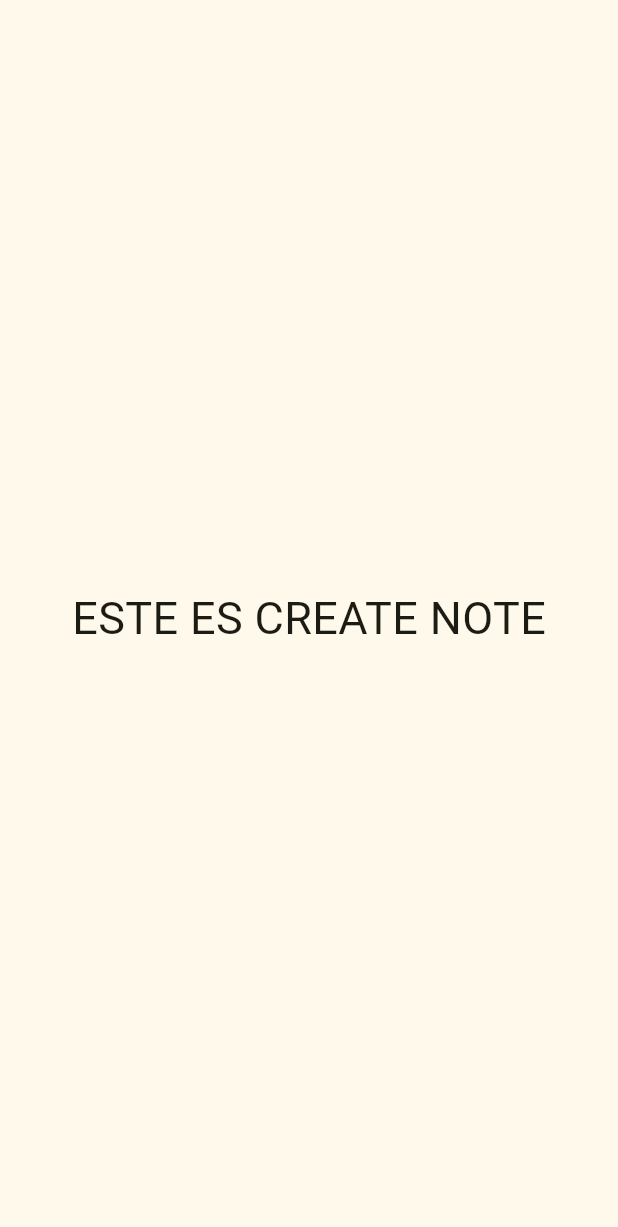
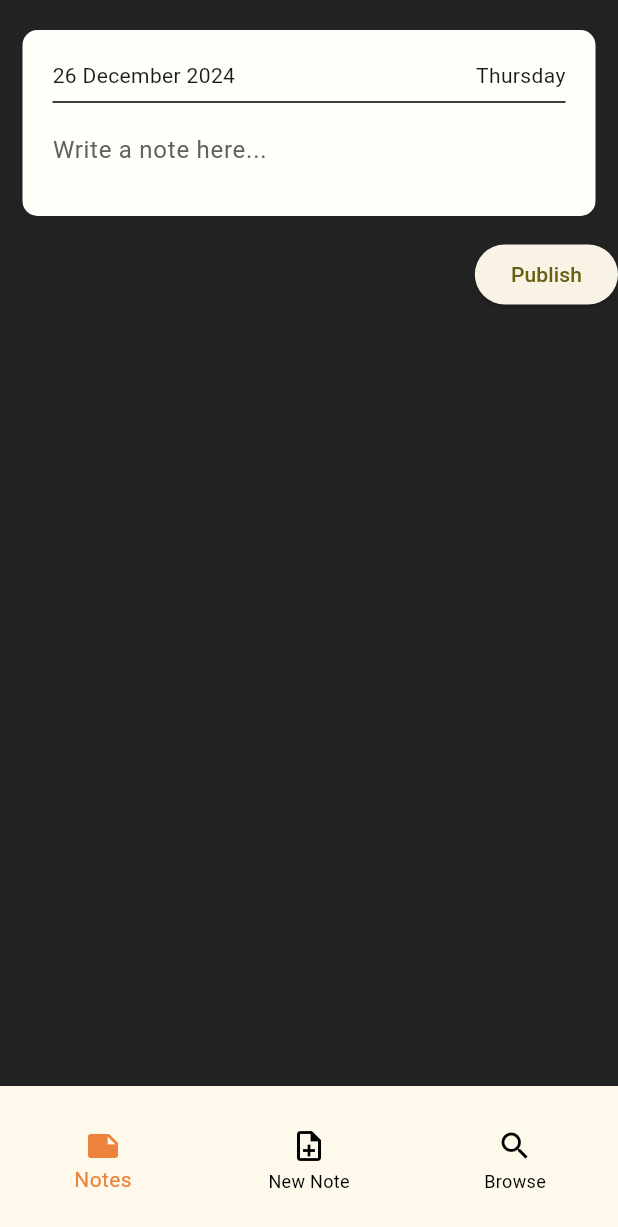
Before and after one commit to PwrfllBr/STUDY.diary_app_statemanagement, a Flutter app: the CreateNoteScreen screen opened by its route, on a phone screen of 412 x 824 dp. Shown: the top 1227 px of the screen. Run offline on Flutter 3.47's test engine with Material 3 defaults, Android fonts, the light colour scheme and no system bars.

Commit message:
CreateNoteScreen added and navigation v1 implemented

```diff
--- a/lib/main.dart
+++ b/lib/main.dart
@@ -1,3 +1,4 @@
+import 'package:diary_app_statemanagement/providers/navigation_provider.dart';
 import 'package:diary_app_statemanagement/providers/note_provider.dart';
 import 'package:diary_app_statemanagement/routes/routes.dart';
 import 'package:flutter/material.dart';
@@ -13,6 +14,7 @@ class MyApp extends StatelessWidget {
   Widget build(BuildContext context) {
     return MultiProvider(providers: [
       ChangeNotifierProvider<NoteProvider>(create: (_) => NoteProvider()),
+      ChangeNotifierProvider<NavigationProvider>(create: (_) => NavigationProvider()),
     ],
       child: MaterialApp(
         title: 'Flutter Demo',
--- /dev/null
+++ b/lib/providers/navigation_provider.dart
@@ -0,0 +1,14 @@
+import 'package:flutter/material.dart';
+
+class NavigationProvider extends ChangeNotifier {
+  int _currentIndex = 0;
+
+  int get currentIndex => _currentIndex;
+
+  void setCurrentIndex(int index) {
+    if (_currentIndex != index) {
+      _currentIndex = index;
+      notifyListeners();
+    }
+  }
+}
--- a/lib/screens/create_note_screen.dart
+++ b/lib/screens/create_note_screen.dart
@@ -1,14 +1,74 @@
+import 'package:diary_app_statemanagement/providers/navigation_provider.dart';
+import 'package:diary_app_statemanagement/screens/widgets/main_appbar_widget.dart';
 import 'package:flutter/material.dart';
+import 'package:flutter/services.dart';
+import 'package:provider/provider.dart';
 
 class CreateNoteScreen extends StatelessWidget {
   const CreateNoteScreen({super.key});
 
   @override
   Widget build(BuildContext context) {
+    final navProvider =context.watch<NavigationProvider>();
+
     return Scaffold(
-      body: Center(
-        child: Text('ESTE ES CREATE NOTE', style: TextStyle(fontSize: 30),),
+      backgroundColor: const Color.fromARGB(255, 34, 34, 34),
+      //transparent color for the app bar
+      //to avoid the white background of the app bar
+      // and to make the status bar change its color
+      appBar: AppBar(
+        toolbarHeight: 5,
+        backgroundColor: Colors.transparent,
+        systemOverlayStyle: SystemUiOverlayStyle(
+          statusBarColor: Colors.transparent,
+          statusBarIconBrightness: Brightness.light,
+          statusBarBrightness: Brightness.light,
+        ),
       ),
+      body: Column(
+        children: [
+          Padding(
+            padding: EdgeInsets.fromLTRB(15, 15, 15, 15),
+            child: Container(
+              padding: EdgeInsets.all(20.0),
+              decoration: BoxDecoration(
+                borderRadius: BorderRadius.circular(10),
+                color: const Color.fromARGB(255, 255, 254, 248),
+              ),
+              child: Column(
+                children: [
+                  Row(
+                    children: [
+                      Text('26 December 2024'),
+                      Spacer(),
+                      Text('Thursday')
+                    ],
+                  ),
+                  Divider(color: Colors.black,),
+                  TextField(
+
+                    decoration: InputDecoration(
+                      border: InputBorder.none,
+                      hintText: 'Write a note here...',
+                      hintStyle: TextStyle(color: Colors.grey[700])
+                    ),
+                  )
+                ],
+              ),
+            ),
+          ),
+          Row(
+            mainAxisAlignment: MainAxisAlignment.end,
+            children: [
+              ElevatedButton(
+                onPressed: (){},
+                child: Text('Publish'),
+              )
+            ],
+          )
+        ],
+      ),
+      bottomNavigationBar: MainAppbarWidget(index: navProvider.currentIndex,)
     );
   }
 }
--- a/lib/screens/home_screen.dart
+++ b/lib/screens/home_screen.dart
@@ -1,3 +1,4 @@
+import 'package:diary_app_statemanagement/providers/navigation_provider.dart';
 import 'package:diary_app_statemanagement/providers/note_provider.dart';
 import 'package:diary_app_statemanagement/screens/widgets/main_appbar_widget.dart';
 import 'package:diary_app_statemanagement/screens/widgets/note_widget.dart';
@@ -10,6 +11,7 @@ class HomeScreen extends StatelessWidget {
   @override
   Widget build(BuildContext context) {
     final noteProvider = context.watch<NoteProvider>();
+    final navProvider = context.watch<NavigationProvider>();
     final notes = noteProvider.notes;
 
     return Scaffold(
@@ -28,7 +30,7 @@ class HomeScreen extends StatelessWidget {
         itemBuilder: (context, index) => NoteWidget(note: notes[index]),
         )
       ),
-      bottomNavigationBar: MainAppbarWidget()
+      bottomNavigationBar: MainAppbarWidget(index: navProvider.currentIndex,)
     );
   }
 }
--- a/lib/screens/widgets/main_appbar_widget.dart
+++ b/lib/screens/widgets/main_appbar_widget.dart
@@ -1,7 +1,11 @@
+import 'package:diary_app_statemanagement/providers/navigation_provider.dart';
 import 'package:flutter/material.dart';
+import 'package:provider/provider.dart';
 
 class MainAppbarWidget extends StatelessWidget {
-  const MainAppbarWidget({super.key});
+  const MainAppbarWidget({super.key, required this.index});
+
+  final int index;
 
   @override
   Widget build(BuildContext context) {
@@ -9,7 +13,18 @@ class MainAppbarWidget extends StatelessWidget {
       height: 100,
       width: double.infinity,
       child: BottomNavigationBar(
-        currentIndex: 0,
+        onTap: (value) {
+          // Update the current index in the navigation provider
+          context.read<NavigationProvider>().setCurrentIndex(value);
+
+          // Navigate to the corresponding screen based on the index
+          if (value == 0) {
+            Navigator.pushNamed(context, 'homeScreen');
+          } else if (value == 1) {
+            Navigator.pushNamed(context, 'createNoteScreen');
+          }
+        },
+        currentIndex: index,
         unselectedItemColor: Colors.black,
         selectedItemColor: const Color.fromARGB(255, 236, 130, 59),
         items: [
```
